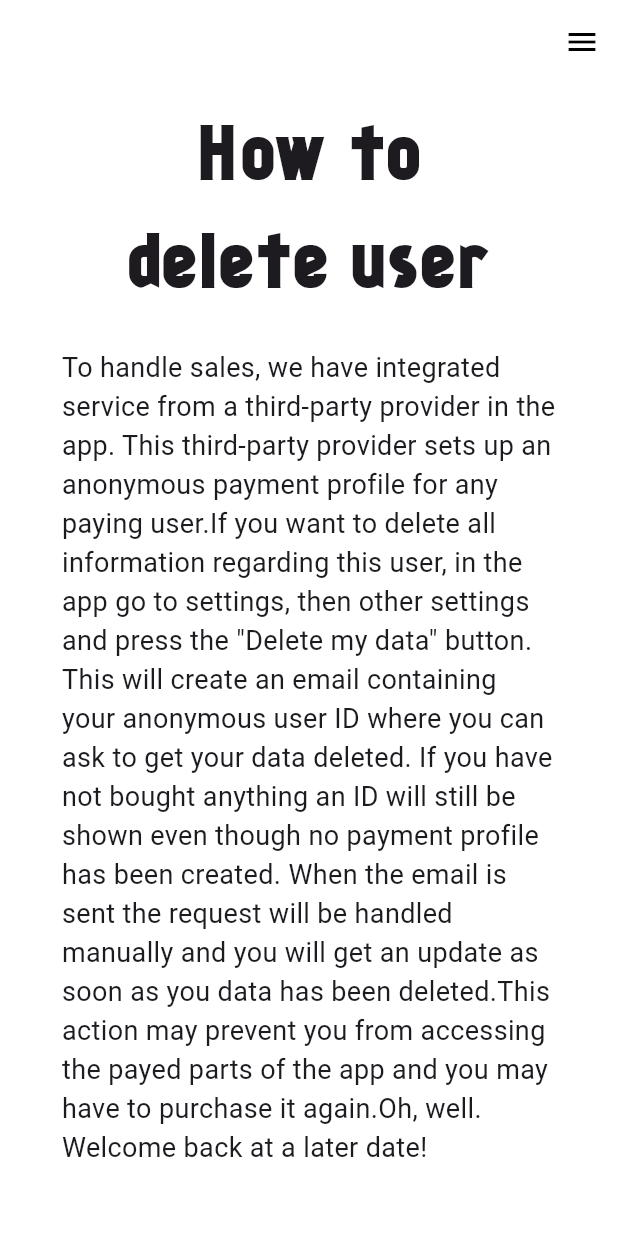
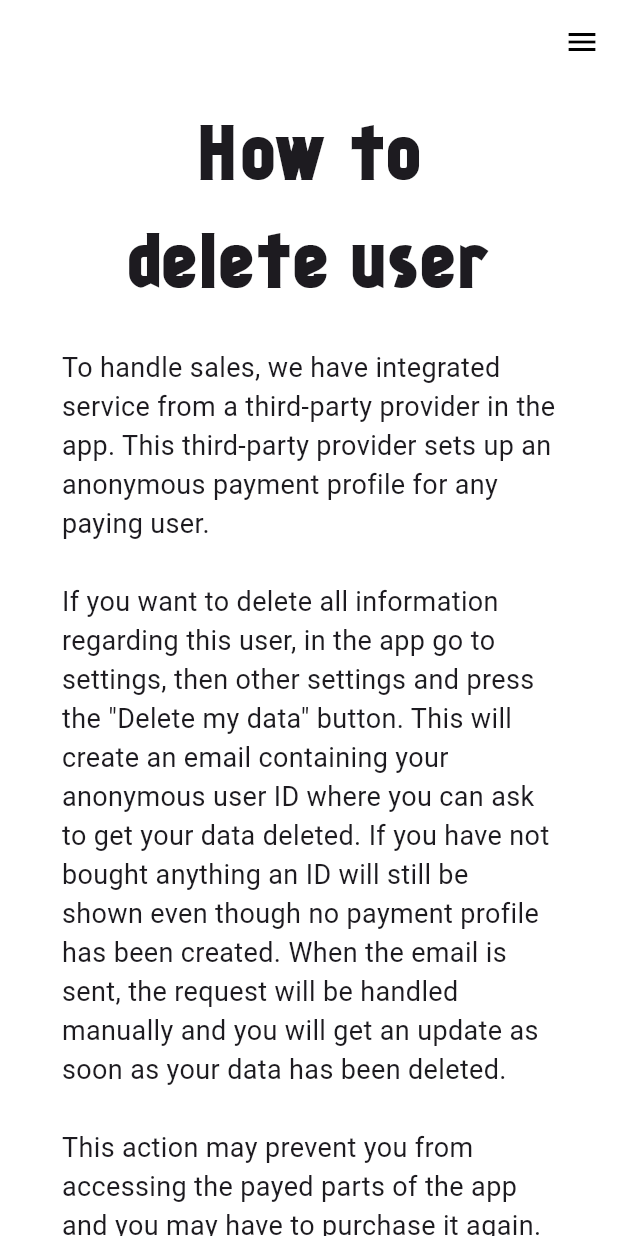
Before and after one commit to Trulsmatias/minigolf-log-website, a Flutter app: the DeleteUserPage screen opened by its route, on a phone screen of 412 x 824 dp. Run offline on Flutter 3.47's test engine with Material 3 defaults, Android fonts, the phone set to English and light mode, and no system bars; our stand-ins replace font_awesome_flutter.

Commit message:
edited delete user text

```diff
--- a/lib/pages/delete_user_page.dart
+++ b/lib/pages/delete_user_page.dart
@@ -27,11 +27,11 @@ class DeleteUserPage extends StatelessWidget {
                   ),
                 ),
                 Text(
-                  "To handle sales, we have integrated service from a third-party provider in the app. This third-party provider sets up an anonymous payment profile for any paying user."
-                  "If you want to delete all information regarding this user, in the app go to settings, then other settings and press the \"Delete my data\" button. This will create an email containing"
+                  "To handle sales, we have integrated service from a third-party provider in the app. This third-party provider sets up an anonymous payment profile for any paying user. "
+                  "\n\nIf you want to delete all information regarding this user, in the app go to settings, then other settings and press the \"Delete my data\" button. This will create an email containing"
                   " your anonymous user ID where you can ask to get your data deleted. If you have not bought anything an ID will still be shown even though no payment profile has been created. "
-                  "When the email is sent the request will be handled manually and you will get an update as soon as you data has been deleted."
-                  "This action may prevent you from accessing the payed parts of the app and you may have to purchase it again."
+                  "When the email is sent, the request will be handled manually and you will get an update as soon as your data has been deleted. "
+                  "\n\nThis action may prevent you from accessing the payed parts of the app and you may have to purchase it again. "
                   "Oh, well. Welcome back at a later date!",
                   style: bodyTextStyle,
                 ),
```
